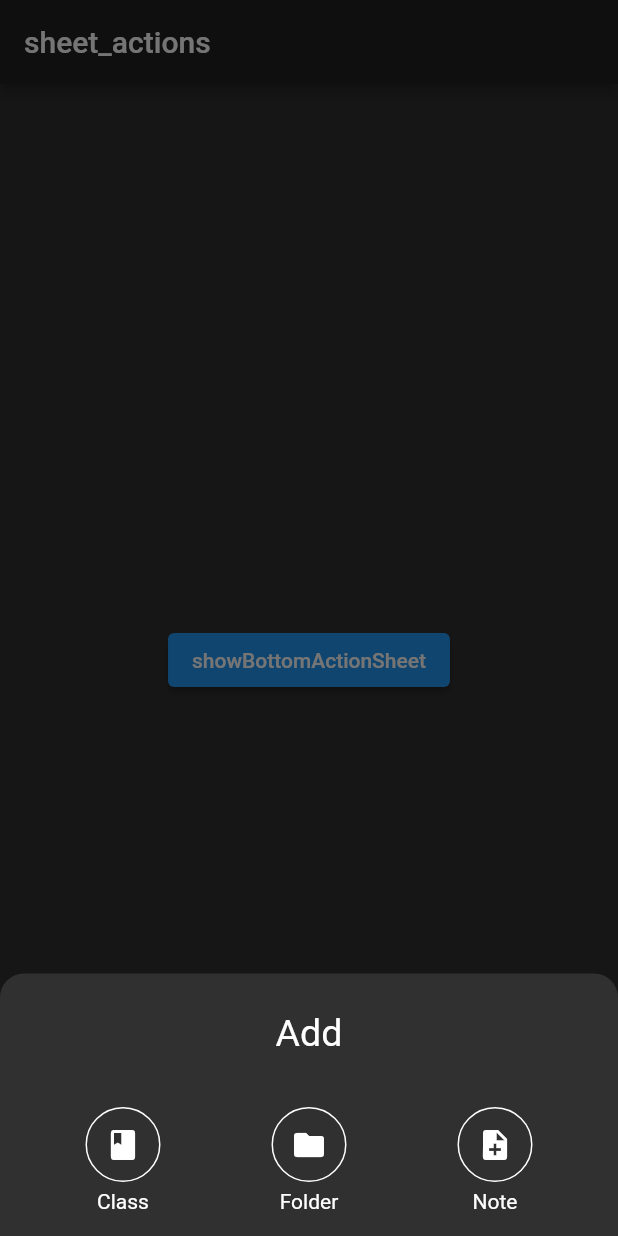
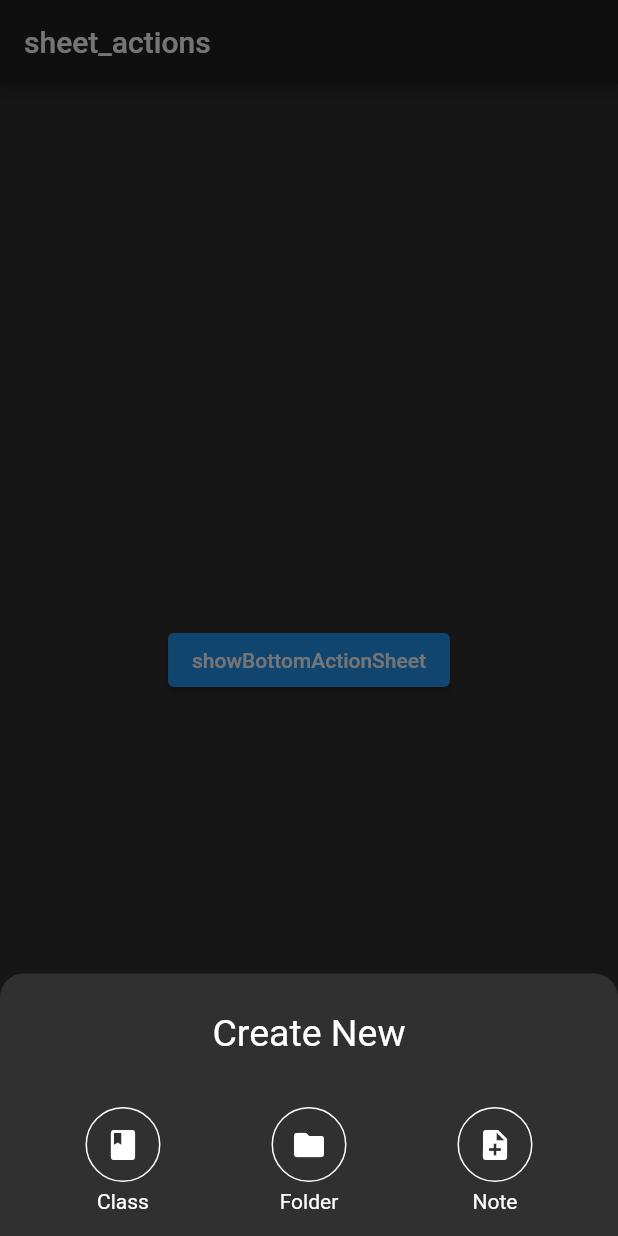
Before and after one commit to FelixBoehme/action_sheet, a Flutter app: the screen it shows after launch, after a tap on "showBottomActionSheet", on a phone screen of 412 x 824 dp. Run offline on Flutter 3.47's test engine with Material 2 defaults, Android fonts, the phone set to English and light mode, and no system bars.

Commit message:
changed sheet title

````diff
--- a/lib/action_sheet.dart
+++ b/lib/action_sheet.dart
@@ -131,7 +131,7 @@ enum WidgetPositioning {
 ///            ],
 ///            actions: [],
 ///            titleText: Text(
-///              "Add",
+///              "Create New",
 ///              style: TextStyle(fontSize: 25),
 ///            ),
 ///          );
@@ -140,6 +140,7 @@ enum WidgetPositioning {
 ///    );
 ///  }
 /// ```
+
 Future<T?> showBottomActionSheet<T>({
   required BuildContext context,
   required List<Widget> children,
--- a/lib/main.dart
+++ b/lib/main.dart
@@ -53,7 +53,7 @@ class Home extends StatelessWidget {
             ],
             actions: [],
             titleText: Text(
-              "Add",
+              "Create New",
               style: TextStyle(fontSize: 25),
             ),
           );
````
